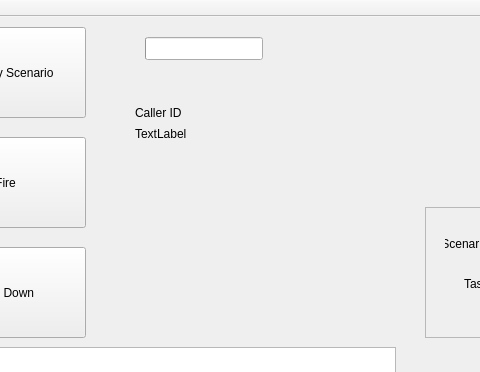
Before: the Qt Designer form MainWindow.ui in philmacu/Azure, drawn with Qt 5; both pictures show x 95 to 575 and y 0 to 372 of the 855 by 520 pixel window.
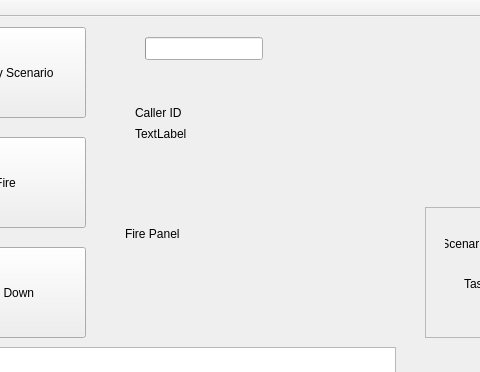
After: the same form once the commit is applied.

Commit message:
Notifier Panel Added
Couple of rogue chars in string but apart from that all OK

```diff
--- a/MainWindow.ui
+++ b/MainWindow.ui
@@ -201,7 +201,7 @@
       <x>230</x>
       <y>110</y>
       <width>221</width>
-      <height>101</height>
+      <height>71</height>
      </rect>
     </property>
     <property name="text">
@@ -214,6 +214,25 @@
      <bool>true</bool>
     </property>
    </widget>
+   <widget class="QLabel" name="panelFireText">
+    <property name="geometry">
+     <rect>
+      <x>220</x>
+      <y>210</y>
+      <width>221</width>
+      <height>71</height>
+     </rect>
+    </property>
+    <property name="text">
+     <string>Fire Panel</string>
+    </property>
+    <property name="alignment">
+     <set>Qt::AlignLeading|Qt::AlignLeft|Qt::AlignTop</set>
+    </property>
+    <property name="wordWrap">
+     <bool>true</bool>
+    </property>
+   </widget>
   </widget>
   <widget class="QMenuBar" name="menuBar">
    <property name="geometry">
```
The commit also changes 5 other files.
